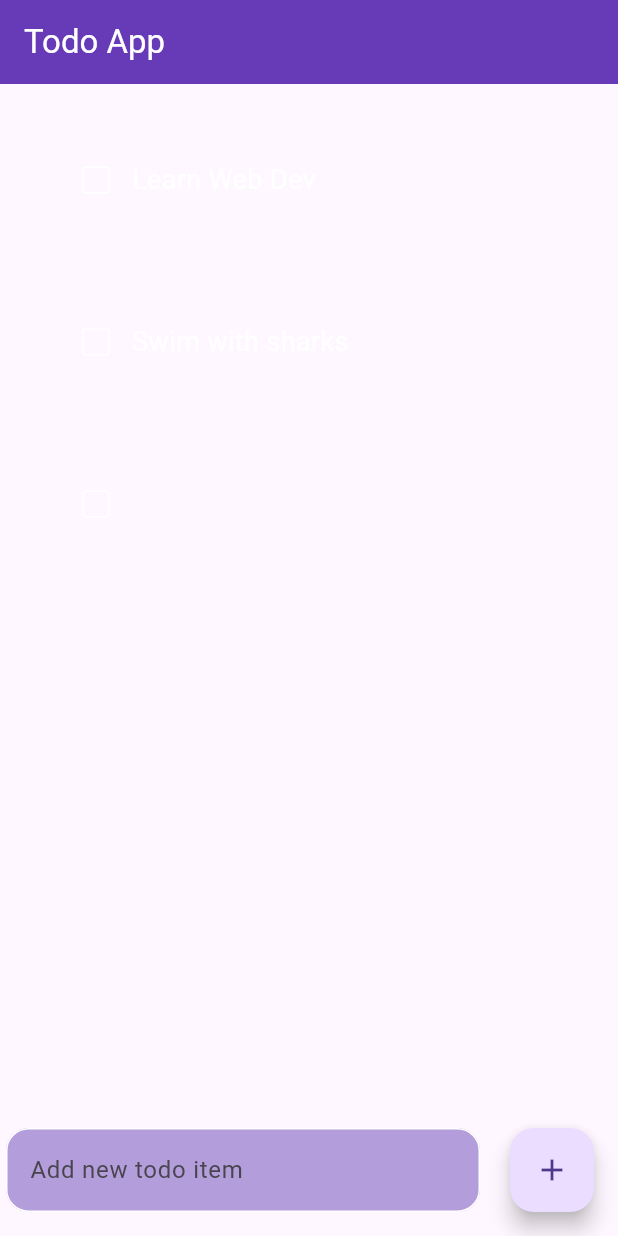
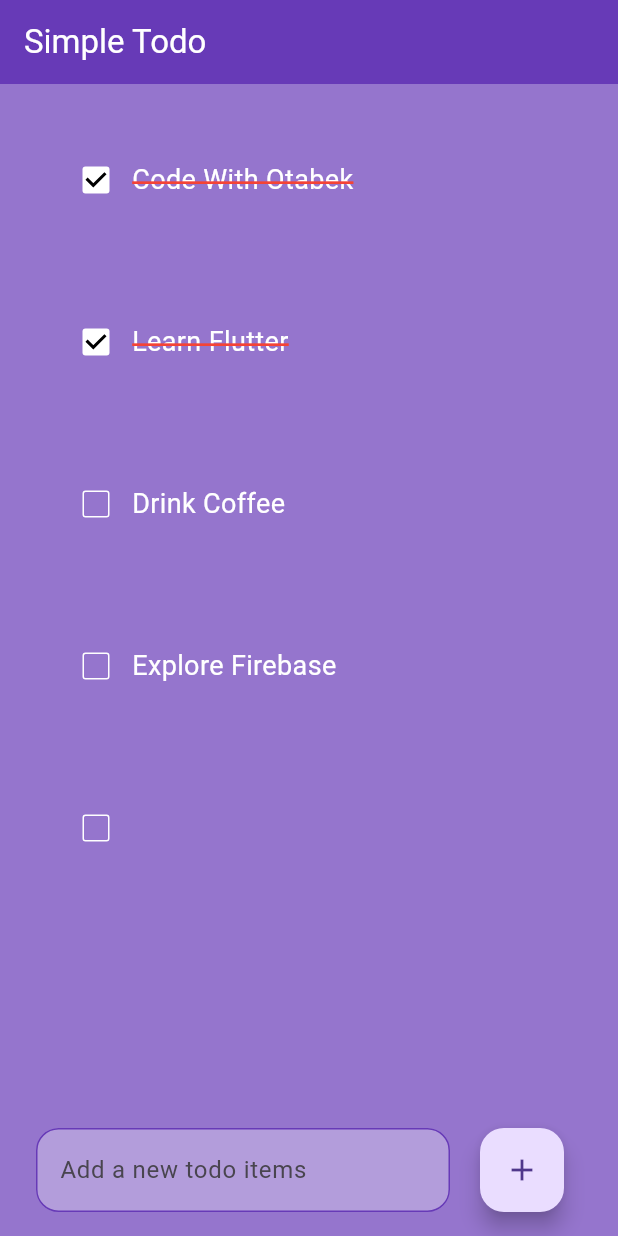
Before and after one commit to elsieoduor/ToDoApplication_flutter, a Flutter app: the screen it shows after launch, after a tap on the "add" icon, on a phone screen of 412 x 824 dp. Run offline on Flutter 3.47's test engine with Material 3 defaults, Android fonts, the phone set to English and light mode, and no system bars; drawn by our look-alikes of flutter_slidable.

Commit message:
Added functionality

```diff
--- a/lib/main.dart
+++ b/lib/main.dart
@@ -12,6 +12,7 @@ class MyApp extends StatelessWidget {
   @override
   Widget build(BuildContext context) {
     return MaterialApp(
+      debugShowCheckedModeBanner: false,
       home: HomePage(),
     );
   }
--- a/lib/pages/home_page.dart
+++ b/lib/pages/home_page.dart
@@ -1,5 +1,6 @@
 import 'package:flutter/material.dart';
 import 'package:mobile/utils/todo_list.dart';
+
 
 class HomePage extends StatefulWidget {
   HomePage({super.key});
@@ -10,74 +11,92 @@ class HomePage extends StatefulWidget {
 
 class _HomePageState extends State<HomePage> {
   final _controller = TextEditingController();
-  List todoList = [
-    ['Learn Web Dev', false],
-    ['Swim with sharks', false]
+  List toDoList = [
+    ['Code With Otabek', true],
+    ['Learn Flutter', true],
+    ['Drink Coffee', false],
+    ['Explore Firebase', false],
   ];
 
-  void checkboxChanged(int index) {
+  void checkBoxChanged(int index) {
     setState(() {
-      todoList[index][1] = !todoList[index][1];
-      _controller.clear();
+      toDoList[index][1] = !toDoList[index][1];
     });
   }
 
   void saveNewTask() {
     setState(() {
-      todoList.add([_controller.text, false]);
+      toDoList.add([_controller.text, false]);
+      _controller.clear();
     });
   }
 
   void deleteTask(int index) {
     setState(() {
-      todoList.removeAt(index);
+      toDoList.removeAt(index);
     });
   }
 
   @override
   Widget build(BuildContext context) {
     return Scaffold(
+      backgroundColor: Colors.deepPurple.shade300,
       appBar: AppBar(
-        title: const Text('Todo App'),
+        title: const Text(
+          'Simple Todo',
+        ),
         backgroundColor: Colors.deepPurple,
         foregroundColor: Colors.white,
       ),
       body: ListView.builder(
-          itemCount: todoList.length,
+        itemCount: toDoList.length,
         itemBuilder: (BuildContext context, index) {
           return TodoList(
-              taskName: todoList[index][0],
-              taskCompleted: todoList[index][1],
-              onChanged: (value) => checkboxChanged(index),
+            taskName: toDoList[index][0],
+            taskCompleted: toDoList[index][1],
+            onChanged: (value) => checkBoxChanged(index),
             deleteFunction: (context) => deleteTask(index),
           );
-          }),
-      floatingActionButton: Row(
+        },
+      ),
+      floatingActionButton: Padding(
+        padding: const EdgeInsets.symmetric(horizontal: 20),
+        child: Row(
           children: [
             Expanded(
               child: Padding(
-            padding: const EdgeInsets.symmetric(horizontal: 20),
+                padding: const EdgeInsets.symmetric(
+                  horizontal: 20,
+                ),
                 child: TextField(
                   controller: _controller,
                   decoration: InputDecoration(
-                hintText: 'Add new todo item',
+                    hintText: 'Add a new todo items',
                     filled: true,
                     fillColor: Colors.deepPurple.shade200,
                     enabledBorder: OutlineInputBorder(
-                    borderSide: const BorderSide(color: Colors.white),
-                    borderRadius: BorderRadius.circular(15)),
+                      borderSide: const BorderSide(
+                        color: Colors.deepPurple,
+                      ),
+                      borderRadius: BorderRadius.circular(15),
+                    ),
                     focusedBorder: OutlineInputBorder(
-                    borderSide: const BorderSide(color: Colors.white),
-                    borderRadius: BorderRadius.circular(15)),
+                      borderSide: const BorderSide(
+                        color: Colors.deepPurple,
+                      ),
+                      borderRadius: BorderRadius.circular(15),
                     ),
                   ),
-          )),
+                ),
+              ),
+            ),
             FloatingActionButton(
               onPressed: saveNewTask,
               child: const Icon(Icons.add),
             ),
           ],
         ),
+      ),
     );
   }
 }
--- a/lib/utils/todo_list.dart
+++ b/lib/utils/todo_list.dart
@@ -19,7 +19,7 @@ class TodoList extends StatelessWidget {
     return Padding(
       padding: const EdgeInsets.only(top: 20, left: 20, right: 20, bottom: 0),
       child: Slidable(
-        endActionPane: ActionPane(motion: StretchMotion(), children: [
+        endActionPane: ActionPane(motion: const StretchMotion(), children: [
           SlidableAction(
             onPressed: deleteFunction,
             icon: Icons.delete,
@@ -29,7 +29,7 @@ class TodoList extends StatelessWidget {
         ]),
         child: Container(
           decoration: BoxDecoration(borderRadius: BorderRadius.circular(15)),
-          padding: EdgeInsets.all(20),
+          padding: const EdgeInsets.all(20),
           child: Row(
             children: [
               Checkbox(
@@ -37,7 +37,7 @@ class TodoList extends StatelessWidget {
                 onChanged: onChanged,
                 checkColor: Colors.black,
                 activeColor: Colors.white,
-                side: BorderSide(color: Colors.white),
+                side: const BorderSide(color: Colors.white),
               ),
               Text(
                 taskName,
```
Lines whose indentation alone changed are shown as unchanged.
